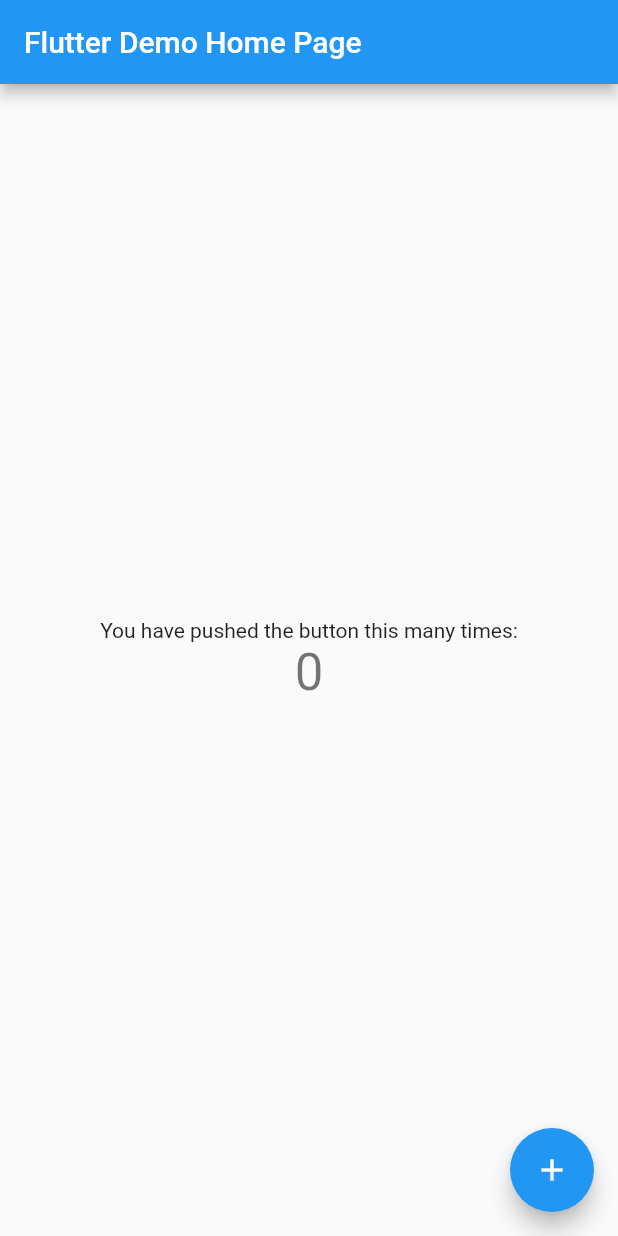
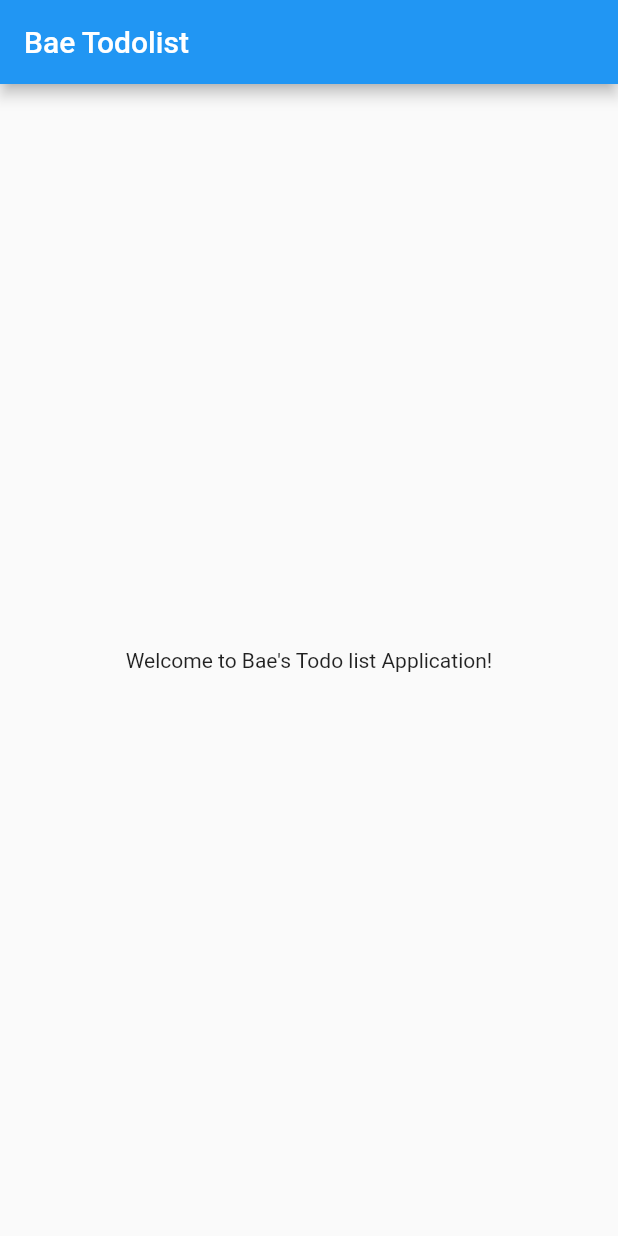
Before and after one commit to fpdjsns/bae-todolist, a Flutter app: the screen it shows after launch, on a phone screen of 412 x 824 dp. Run offline on Flutter 3.47's test engine with Material 2 defaults, Android fonts, the phone set to English and light mode, and no system bars.

Commit message:
#1 init project

```diff
--- a/lib/main.dart
+++ b/lib/main.dart
@@ -1,38 +1,26 @@
 import 'package:flutter/material.dart';
 
 void main() {
-  runApp(MyApp());
+  runApp(TodoListApp());
 }
 
-class MyApp extends StatelessWidget {
+class TodoListApp extends StatelessWidget {
   // This widget is the root of your application.
   @override
   Widget build(BuildContext context) {
     return MaterialApp(
-      title: 'Flutter Demo',
+      title: 'Bae Todolist',
       theme: ThemeData(
-        // This is the theme of your application.
-        //
-        // Try running your application with "flutter run". You'll see the
-        // application has a blue toolbar. Then, without quitting the app, try
-        // changing the primarySwatch below to Colors.green and then invoke
-        // "hot reload" (press "r" in the console where you ran "flutter run",
-        // or simply save your changes to "hot reload" in a Flutter IDE).
-        // Notice that the counter didn't reset back to zero; the application
-        // is not restarted.
         primarySwatch: Colors.blue,
-        // This makes the visual density adapt to the platform that you run
-        // the app on. For desktop platforms, the controls will be smaller and
-        // closer together (more dense) than on mobile platforms.
         visualDensity: VisualDensity.adaptivePlatformDensity,
       ),
-      home: MyHomePage(title: 'Flutter Demo Home Page'),
+      home: BaeTodoList(title: 'Bae Todolist'),
     );
   }
 }
 
-class MyHomePage extends StatefulWidget {
-  MyHomePage({Key key, this.title}) : super(key: key);
+class BaeTodoList extends StatefulWidget {
+  BaeTodoList({Key key, this.title}) : super(key: key);
 
   // This widget is the home page of your application. It is stateful, meaning
   // that it has a State object (defined below) that contains fields that affect
@@ -46,72 +34,27 @@ class MyHomePage extends StatefulWidget {
   final String title;
 
   @override
-  _MyHomePageState createState() => _MyHomePageState();
+  _BaeTodoList createState() => _BaeTodoList();
 }
 
-class _MyHomePageState extends State<MyHomePage> {
-  int _counter = 0;
-
-  void _incrementCounter() {
-    setState(() {
-      // This call to setState tells the Flutter framework that something has
-      // changed in this State, which causes it to rerun the build method below
-      // so that the display can reflect the updated values. If we changed
-      // _counter without calling setState(), then the build method would not be
-      // called again, and so nothing would appear to happen.
-      _counter++;
-    });
-  }
+class _BaeTodoList extends State<BaeTodoList> {
 
   @override
   Widget build(BuildContext context) {
-    // This method is rerun every time setState is called, for instance as done
-    // by the _incrementCounter method above.
-    //
-    // The Flutter framework has been optimized to make rerunning build methods
-    // fast, so that you can just rebuild anything that needs updating rather
-    // than having to individually change instances of widgets.
     return Scaffold(
       appBar: AppBar(
-        // Here we take the value from the MyHomePage object that was created by
-        // the App.build method, and use it to set our appbar title.
         title: Text(widget.title),
       ),
       body: Center(
-        // Center is a layout widget. It takes a single child and positions it
-        // in the middle of the parent.
         child: Column(
-          // Column is also a layout widget. It takes a list of children and
-          // arranges them vertically. By default, it sizes itself to fit its
-          // children horizontally, and tries to be as tall as its parent.
-          //
-          // Invoke "debug painting" (press "p" in the console, choose the
-          // "Toggle Debug Paint" action from the Flutter Inspector in Android
-          // Studio, or the "Toggle Debug Paint" command in Visual Studio Code)
-          // to see the wireframe for each widget.
-          //
-          // Column has various properties to control how it sizes itself and
-          // how it positions its children. Here we use mainAxisAlignment to
-          // center the children vertically; the main axis here is the vertical
-          // axis because Columns are vertical (the cross axis would be
-          // horizontal).
           mainAxisAlignment: MainAxisAlignment.center,
           children: <Widget>[
             Text(
-              'You have pushed the button this many times:',
-            ),
-            Text(
-              '$_counter',
-              style: Theme.of(context).textTheme.headline4,
+              'Welcome to Bae\'s Todo list Application!',
             ),
           ],
         ),
       ),
-      floatingActionButton: FloatingActionButton(
-        onPressed: _incrementCounter,
-        tooltip: 'Increment',
-        child: Icon(Icons.add),
-      ), // This trailing comma makes auto-formatting nicer for build methods.
     );
   }
 }
```
Also changed, not shown: 1 other file.
